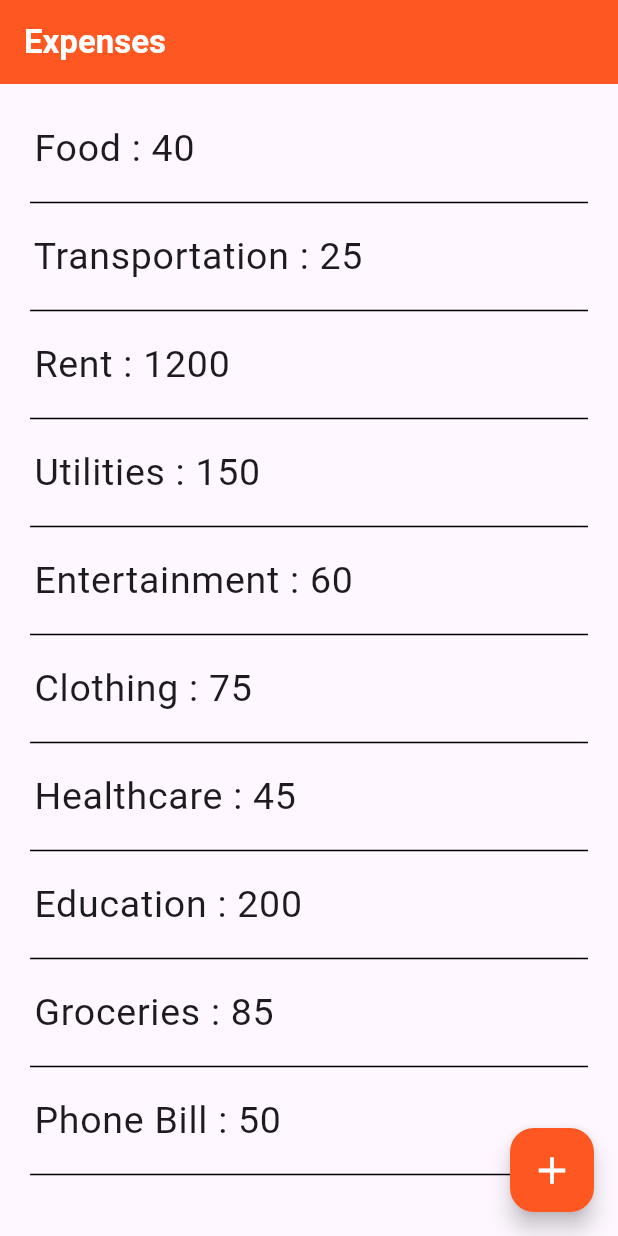
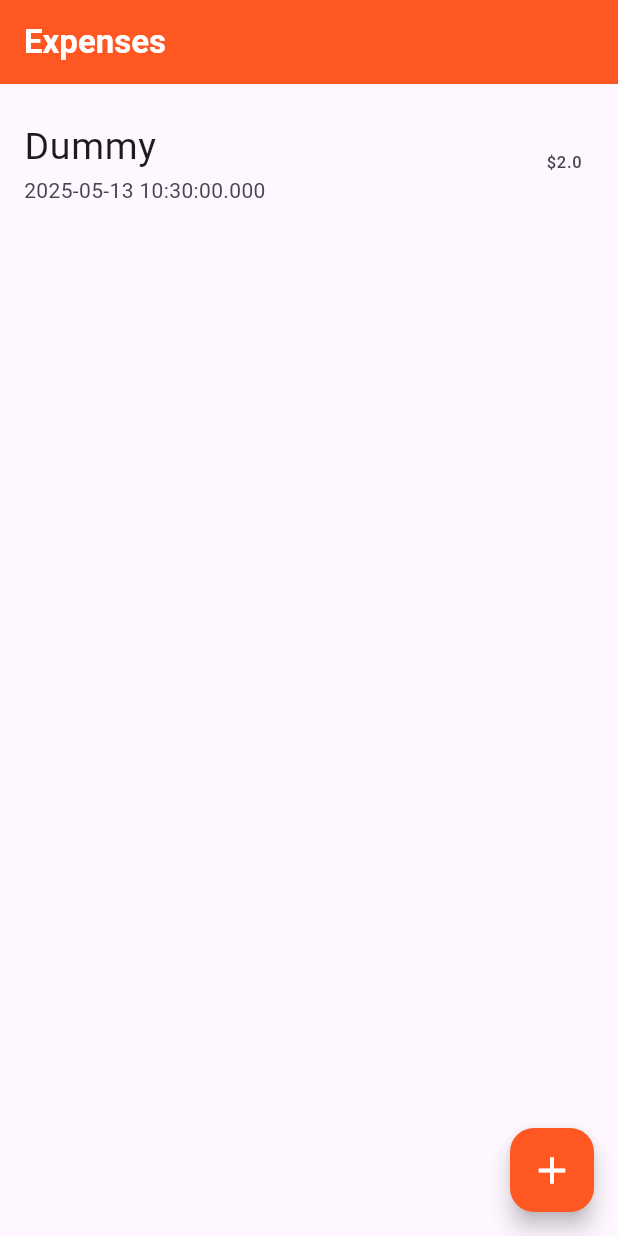
Before and after one commit to rz-rahimi01/Flutter-Projects-60-Days-Challenge, a Flutter app: the screen it shows after launch, after a tap on the "add" icon, on a phone screen of 412 x 824 dp. Run offline on Flutter 3.47's test engine with Material 3 defaults, Android fonts, the phone set to English and light mode, and no system bars; our stand-ins replace firebase_auth, firebase_core, hive_flutter; accounts and stored records are empty.

Commit message:
Week 5 Day 2

```diff
--- a/Week 5/ExpenseTrackerApp/lib/main.dart
+++ b/Week 5/ExpenseTrackerApp/lib/main.dart
@@ -1,8 +1,18 @@
+import 'package:expensetracker/providers/expense_provider.dart';
 import 'package:expensetracker/screens/first.dart';
+import 'package:firebase_core/firebase_core.dart';
 import 'package:flutter/material.dart';
+import 'package:provider/provider.dart';
 
-void main() {
-  runApp(const MainApp());
+void main() async {
+  WidgetsFlutterBinding.ensureInitialized;
+  Firebase.initializeApp;
+  runApp(
+    ChangeNotifierProvider(
+      create: (context) => ExpensePro(),
+      child: const MainApp(),
+    ),
+  );
 }
 
 class MainApp extends StatelessWidget {
--- /dev/null
+++ b/Week 5/ExpenseTrackerApp/lib/models/expenses.dart
@@ -0,0 +1,13 @@
+class Expenses {
+  final String id;
+  final String title;
+  final double amount;
+  final DateTime date;
+
+  Expenses({
+    required this.id,
+    required this.title,
+    required this.amount,
+    required this.date,
+  });
+}
--- /dev/null
+++ b/Week 5/ExpenseTrackerApp/lib/providers/expense_provider.dart
@@ -0,0 +1,11 @@
+import 'package:expensetracker/models/expenses.dart';
+import 'package:flutter/material.dart';
+
+class ExpensePro extends ChangeNotifier {
+  List myexpense = [];
+
+  void add(Expenses values) {
+    myexpense.add(values);
+    notifyListeners();
+  }
+}
--- a/Week 5/ExpenseTrackerApp/lib/screens/first.dart
+++ b/Week 5/ExpenseTrackerApp/lib/screens/first.dart
@@ -1,4 +1,7 @@
+import 'package:expensetracker/models/expenses.dart';
+import 'package:expensetracker/providers/expense_provider.dart';
 import 'package:flutter/material.dart';
+import 'package:provider/provider.dart';
 
 class First extends StatefulWidget {
   const First({super.key});
@@ -38,25 +41,48 @@ class _FirstState extends State<First> {
       body: Container(
         padding: EdgeInsets.symmetric(vertical: 15),
         decoration: BoxDecoration(),
-        child: ListView.separated(
+        child: Consumer<ExpensePro>(
+          builder: (context, value, child) {
+            return ListView.separated(
               separatorBuilder: (context, index) {
                 return Divider(indent: 20, endIndent: 20, color: Colors.black);
               },
-          itemCount: dummyexpenses.length,
+              itemCount: value.myexpense.length,
               itemBuilder: (context, index) {
                 return ListTile(
                   title: Text(
-                " ${dummyexpenses[index].keys.first} : ${dummyexpenses[index].values.first.toString()}",
+                    value.myexpense[index].title.toString(),
                     style: TextStyle(fontSize: 25),
                   ),
+                  subtitle: Text(
+                    value.myexpense[index].date.toString(),
+                  ), // 👈 access date
+                  trailing: Text(
+                    '\$${value.myexpense[index].amount}',
+                  ), // 👈 access amount
+                );
+              },
             );
           },
         ),
       ),
-      floatingActionButton: FloatingActionButton(
-        onPressed: () {},
+      floatingActionButton: Consumer<ExpensePro>(
+        builder: (context, value, child) {
+          return FloatingActionButton(
+            onPressed: () {
+              value.add(
+                Expenses(
+                  title: "Dummy",
+                  amount: 2,
+                  date: DateTime.now(),
+                  id: "Dummy",
+                ),
+              );
+            },
             backgroundColor: Colors.deepOrange,
             child: Icon(Icons.add, color: Colors.white, size: 30),
+          );
+        },
       ),
     );
   }
--- a/Week 5/ExpenseTrackerApp/pubspec.yaml
+++ b/Week 5/ExpenseTrackerApp/pubspec.yaml
@@ -12,6 +12,7 @@ dependencies:
   firebase_core: ^3.13.0
   firebase_auth: ^5.5.3
   cloud_firestore: ^5.6.7
+  provider: ^6.1.5
 
 
 dev_dependencies:
```
Also changed, not shown: Week 5/ExpenseTrackerApp/pubspec.lock, 11 other files. Lines whose indentation alone changed are shown as unchanged.
